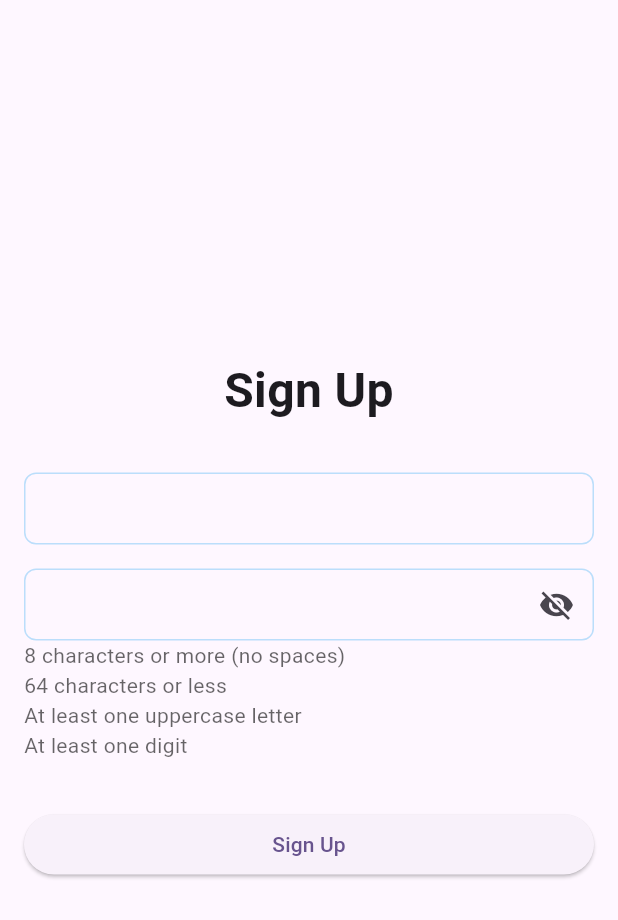
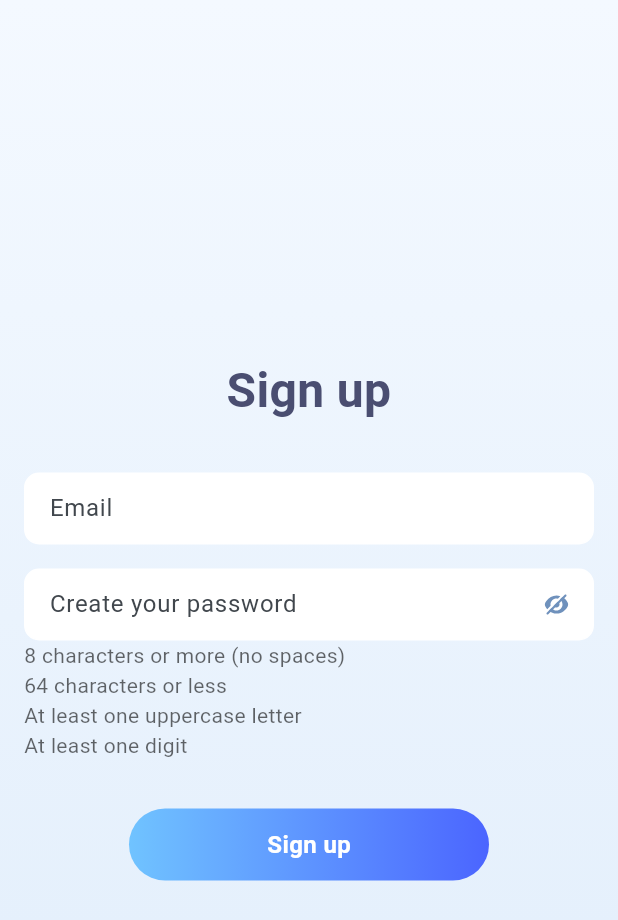
Before and after one commit to ArtemKleinschmidt/test_task_clario, a Flutter app: the screen it shows after launch, on a phone screen of 412 x 824 dp. Shown: the top 920 px of the screen. Run offline on Flutter 3.47's test engine with Material 3 defaults, Android fonts, the phone set to English and light mode, and no system bars; our stand-ins replace bloc, flutter_bloc, flutter_svg, get_it, injectable; generated files the repository leaves out were written again.

Commit message:
UI updates AppButton is extracted _PasswordValidationMessages is extracted Proper show/hide icon is added Colors and Drawables are added to the common folder

```diff
--- /dev/null
+++ b/lib/common/presentation/assets/drawable.dart
@@ -0,0 +1,6 @@
+final class AppDrawable {
+  AppDrawable._();
+
+  static const icHidePassword = 'assets/drawable/ic_hide_password.svg';
+  static const icShowPassword = 'assets/drawable/ic_show_password.svg';
+}
--- /dev/null
+++ b/lib/common/presentation/ui/colors.dart
@@ -0,0 +1,17 @@
+import 'dart:ui';
+
+final class AppColors {
+  AppColors._();
+
+  static const green = Color(0xFF27B274);
+  static const white = Color(0xFFFFFFFF);
+  static const transparent = Color(0x00000000);
+  static const darkViolet = Color(0xFF4A4E71);
+  static const blueGrey = Color(0xFF6F91BC);
+  static const red = Color(0xFFFF8080);
+  static const pink = Color(0xFFFDEFEE);
+  static const blue1 = Color(0xFF70C3FF);
+  static const blue2 = Color(0xFF4B65FF);
+  static const lightBlue1 = Color(0xFFF4F9FF);
+  static const lightBlue2 = Color(0xFFE0EDFB);
+}
--- /dev/null
+++ b/lib/common/presentation/ui/widgets/app_button.dart
@@ -0,0 +1,39 @@
+import 'package:flutter/material.dart';
+
+import '../colors.dart';
+
+class AppButton extends StatelessWidget {
+  const AppButton(
+    this.text, {
+    super.key,
+    this.onTap,
+  });
+
+  final VoidCallback? onTap;
+  final String text;
+
+  @override
+  Widget build(BuildContext context) {
+    return InkWell(
+      onTap: onTap,
+      child: Container(
+        height: 48,
+        width: 240,
+        alignment: Alignment.center,
+        decoration: BoxDecoration(
+          gradient: const LinearGradient(
+            colors: [AppColors.blue1, AppColors.blue2],
+            begin: Alignment.centerLeft,
+            end: Alignment.centerRight,
+          ),
+          borderRadius: BorderRadius.circular(30.0),
+        ),
+        child: Text(text,
+            style: const TextStyle(
+                color: AppColors.white,
+                fontSize: 16,
+                fontWeight: FontWeight.bold)),
+      ),
+    );
+  }
+}
--- a/lib/common/presentation/ui/widgets/input_field.dart
+++ b/lib/common/presentation/ui/widgets/app_input_field.dart
@@ -1,25 +1,31 @@
 import 'package:flutter/material.dart';
+import 'package:flutter_svg/svg.dart';
+import 'package:test_task_clario/common/presentation/assets/drawable.dart';
 
-class InputField extends StatefulWidget {
-  const InputField(
+import '../colors.dart';
+
+class AppInputField extends StatefulWidget {
+  const AppInputField(
       {super.key,
       this.showHideIcon = false,
       this.isError = false,
       this.isSuccess = false,
       this.focusNode,
-      this.textEditingController});
+      this.textEditingController,
+      this.hintText});
 
   final bool showHideIcon;
   final bool isError;
   final bool isSuccess;
   final FocusNode? focusNode;
   final TextEditingController? textEditingController;
+  final String? hintText;
 
   @override
-  State<InputField> createState() => _InputFieldState();
+  State<AppInputField> createState() => _AppInputFieldState();
 }
 
-class _InputFieldState extends State<InputField> {
+class _AppInputFieldState extends State<AppInputField> {
   bool _isTextVisible = false;
   late final FocusNode _focusNode;
 
@@ -45,7 +51,8 @@ class _InputFieldState extends State<InputField> {
       alignment: Alignment.centerLeft,
       padding: const EdgeInsets.only(left: 16),
       decoration: BoxDecoration(
-        borderRadius: BorderRadius.circular(8),
+        color: _backgroundColor(widget.isError),
+        borderRadius: BorderRadius.circular(10),
         border: Border.all(
           color: _borderColor(_focusNode,
               isError: widget.isError, isSuccess: widget.isSuccess),
@@ -56,9 +63,11 @@ class _InputFieldState extends State<InputField> {
           Align(
             alignment: Alignment.centerLeft,
             child: TextField(
+              decoration: InputDecoration.collapsed(
+                hintText: widget.hintText,
+              ),
               controller: widget.textEditingController,
               focusNode: _focusNode,
-              decoration: null,
               obscureText: widget.showHideIcon && !_isTextVisible,
             ),
           ),
@@ -66,9 +75,17 @@ class _InputFieldState extends State<InputField> {
             Align(
               alignment: Alignment.centerRight,
               child: IconButton(
-                icon: Icon(
-                  _isTextVisible ? Icons.visibility : Icons.visibility_off,
-                ),
+                icon: _isTextVisible
+                    ? SvgPicture.asset(
+                        AppDrawable.icShowPassword,
+                        colorFilter:
+                            ColorFilter.mode(_iconColor, BlendMode.srcIn),
+                      )
+                    : SvgPicture.asset(
+                        AppDrawable.icHidePassword,
+                        colorFilter:
+                            ColorFilter.mode(_iconColor, BlendMode.srcIn),
+                      ),
                 onPressed: () {
                   setState(() {
                     _isTextVisible = !_isTextVisible;
@@ -81,17 +98,21 @@ class _InputFieldState extends State<InputField> {
     );
   }
 
+  Color get _iconColor => widget.isError ? AppColors.red : AppColors.blueGrey;
+
   Color _borderColor(FocusNode focusNode,
       {required bool isError, required bool isSuccess}) {
     if (isError) {
-      return const Color(0xFFE53935);
+      return AppColors.red;
     }
     if (isSuccess) {
-      return const Color(0xFF2E7D32);
+      return AppColors.green;
     }
 
-    return focusNode.hasFocus
-        ? const Color(0xFF000000)
-        : const Color(0xFFBBDEFB);
+    return focusNode.hasFocus ? AppColors.blueGrey : AppColors.white;
+  }
+
+  _backgroundColor(bool isError) {
+    return isError ? AppColors.pink : AppColors.white;
   }
 }
--- /dev/null
+++ b/lib/features/sign_up/presentation/ui/sign_up_password_validation_messages.dart
@@ -0,0 +1,70 @@
+part of 'sign_up_screen.dart';
+
+class _PasswordValidationMessages extends StatelessWidget {
+  const _PasswordValidationMessages(this._state);
+
+  final SignUpState _state;
+
+  @override
+  Widget build(BuildContext context) {
+    bool tooShortPassword = false;
+    bool tooLongPassword = false;
+    bool noUppercasePassword = false;
+    bool noDigitPassword = false;
+
+    final state = _state;
+
+    if (state is SignUpErrorState) {
+      if (state.passwordValidationResults.tooShort ||
+          state.passwordValidationResults.empty) {
+        tooShortPassword = true;
+      }
+      if (state.passwordValidationResults.tooLong ||
+          state.passwordValidationResults.empty) {
+        tooLongPassword = true;
+      }
+      if (state.passwordValidationResults.noUppercase ||
+          state.passwordValidationResults.empty) {
+        noUppercasePassword = true;
+      }
+      if (state.passwordValidationResults.noDigit ||
+          state.passwordValidationResults.empty) {
+        noDigitPassword = true;
+      }
+    }
+
+    final nonErrorColor = state is SignUpInitial
+        ? Colors.black.withOpacity(0.6)
+        : AppColors.green;
+
+    return SizedBox(
+      width: double.infinity,
+      child: Column(crossAxisAlignment: CrossAxisAlignment.start, children: [
+        Text(
+          context.l10n.eightCharactersOrMore,
+          style: TextStyle(
+            color: tooShortPassword ? Colors.red : nonErrorColor,
+          ),
+        ),
+        Text(
+          context.l10n.sixtyFourCharactersOrLess,
+          style: TextStyle(
+            color: tooLongPassword ? Colors.red : nonErrorColor,
+          ),
+        ),
+        Text(
+          context.l10n.atLeastOneUpperCaseLetter,
+          style: TextStyle(
+            color: noUppercasePassword ? Colors.red : nonErrorColor,
+          ),
+        ),
+        Text(
+          context.l10n.atLeastOneDigit,
+          style: TextStyle(
+            color: noDigitPassword ? Colors.red : nonErrorColor,
+          ),
+        ),
+      ]),
+    );
+  }
+}
--- a/lib/features/sign_up/presentation/ui/sign_up_screen.dart
+++ b/lib/features/sign_up/presentation/ui/sign_up_screen.dart
@@ -1,12 +1,17 @@
 import 'package:flutter/material.dart';
+import 'package:flutter/services.dart';
 import 'package:flutter_bloc/flutter_bloc.dart';
 import 'package:test_task_clario/common/presentation/context_extensions.dart';
 
 import '../../../../common/di/get_it.dart';
-import '../../../../common/presentation/ui/widgets/input_field.dart';
+import '../../../../common/presentation/ui/colors.dart';
+import '../../../../common/presentation/ui/widgets/app_button.dart';
+import '../../../../common/presentation/ui/widgets/app_input_field.dart';
 import '../../domain/email_validation_result.dart';
 import '../../domain/password_validation_result.dart';
 import '../bloc/sign_up_bloc.dart';
+
+part 'sign_up_password_validation_messages.dart';
 
 class SignUpScreen extends StatefulWidget {
   const SignUpScreen({super.key});
@@ -76,12 +81,18 @@ class SignUpScreenState extends State<SignUpScreen> {
 
   @override
   Widget build(BuildContext context) {
-    return Scaffold(
+    return AnnotatedRegion<SystemUiOverlayStyle>(
+      value: const SystemUiOverlayStyle(
+        statusBarColor: AppColors.transparent,
+        statusBarIconBrightness: Brightness.dark,
+        systemNavigationBarColor: AppColors.lightBlue2,
+        systemNavigationBarIconBrightness: Brightness.dark,
+      ),
+      child: Scaffold(
         body: BlocProvider(
           create: (context) => getIt<SignUpBloc>(),
           child: BlocBuilder<SignUpBloc, SignUpState>(
             builder: (context, state) {
-            debugPrint('state: $state');
               final signUpBloc = BlocProvider.of<SignUpBloc>(context);
               if (state is SignUpSuccessState && state.showSuccessMessage) {
                 Future.microtask(() {
@@ -90,39 +101,53 @@ class SignUpScreenState extends State<SignUpScreen> {
                   }
                 });
               }
-            return Padding(
+              return Container(
+                decoration: const BoxDecoration(
+                  gradient: LinearGradient(
+                    begin: Alignment.topCenter,
+                    end: Alignment.bottomCenter,
+                    colors: [
+                      AppColors.lightBlue1,
+                      AppColors.lightBlue2,
+                    ],
+                  ),
+                ),
                 padding: const EdgeInsets.all(16.0),
                 child: Column(
                   mainAxisAlignment: MainAxisAlignment.center,
-                crossAxisAlignment: CrossAxisAlignment.stretch,
                   children: [
                     Text(
                       context.l10n.signUp,
                       style: const TextStyle(
                         fontSize: 32,
                         fontWeight: FontWeight.bold,
+                        color: AppColors.darkViolet,
                       ),
                       textAlign: TextAlign.center,
                     ),
                     const SizedBox(height: 32),
-                  InputField(
+                    AppInputField(
                       isError: state is SignUpErrorState &&
                           state.emailValidationResult !=
                               EmailValidationResult.valid,
                       isSuccess: isEmailValid(state),
                       textEditingController: emailController,
+                      hintText: context.l10n.email,
                     ),
                     const SizedBox(height: 16),
-                  InputField(
+                    AppInputField(
                       showHideIcon: true,
                       isError: state is SignUpErrorState &&
                           !state.passwordValidationResults.isValid,
                       isSuccess: isPasswordValid(state),
-                      textEditingController: passwordController),
-                  ..._buildPasswordValidationMessages(state, context),
+                      textEditingController: passwordController,
+                      hintText: context.l10n.createYourPassword,
+                    ),
+                    _PasswordValidationMessages(state),
                     const SizedBox(height: 32),
-                  ElevatedButton(
-                    onPressed: () {
+                    AppButton(
+                      context.l10n.signUp,
+                      onTap: () {
                         signUpBloc.add(
                           SignUpEmailPasswordEvent(
                             email: emailController.text,
@@ -130,7 +155,6 @@ class SignUpScreenState extends State<SignUpScreen> {
                           ),
                         );
                       },
-                    child: Text(context.l10n.signUp),
                     ),
                   ],
                 ),
@@ -138,63 +162,7 @@ class SignUpScreenState extends State<SignUpScreen> {
             },
           ),
         ),
+      ),
     );
   }
-
-  List<Widget> _buildPasswordValidationMessages(
-      SignUpState state, BuildContext context) {
-    bool tooShortPassword = false;
-    bool tooLongPassword = false;
-    bool noUppercasePassword = false;
-    bool noDigitPassword = false;
-
-    if (state is SignUpErrorState) {
-      if (state.passwordValidationResults.tooShort ||
-          state.passwordValidationResults.empty) {
-        tooShortPassword = true;
 }
-      if (state.passwordValidationResults.tooLong ||
-          state.passwordValidationResults.empty) {
-        tooLongPassword = true;
-      }
-      if (state.passwordValidationResults.noUppercase ||
-          state.passwordValidationResults.empty) {
-        noUppercasePassword = true;
-      }
-      if (state.passwordValidationResults.noDigit ||
-          state.passwordValidationResults.empty) {
-        noDigitPassword = true;
-      }
-    }
-
-    final nonErrorColor =
-        state is SignUpInitial ? Colors.black.withOpacity(0.6) : Colors.green;
-
-    return [
-      Text(
-        context.l10n.eightCharactersOrMore,
-        style: TextStyle(
-          color: tooShortPassword ? Colors.red : nonErrorColor,
-        ),
-      ),
-      Text(
-        context.l10n.sixtyFourCharactersOrLess,
-        style: TextStyle(
-          color: tooLongPassword ? Colors.red : nonErrorColor,
-        ),
-      ),
-      Text(
-        context.l10n.atLeastOneUpperCaseLetter,
-        style: TextStyle(
-          color: noUppercasePassword ? Colors.red : nonErrorColor,
-        ),
-      ),
-      Text(
-        context.l10n.atLeastOneDigit,
-        style: TextStyle(
-          color: noDigitPassword ? Colors.red : nonErrorColor,
-        ),
-      ),
-    ];
-  }
-}
--- a/lib/l10n/app_en.arb
+++ b/lib/l10n/app_en.arb
@@ -1,5 +1,5 @@
 {
-  "signUp": "Sign Up",
+  "signUp": "Sign up",
   "email": "Email",
   "password": "Password",
   "eightCharactersOrMore": "8 characters or more (no spaces)",
@@ -8,5 +8,6 @@
   "atLeastOneDigit": "At least one digit",
   "success": "Success",
   "signUpSuccessMessage": "Sign up successful",
-  "ok": "OK"
+  "ok": "OK",
+  "createYourPassword": "Create your password"
 }
--- a/lib/main.dart
+++ b/lib/main.dart
@@ -1,6 +1,7 @@
 import 'package:flutter/material.dart';
 import 'package:flutter_gen/gen_l10n/app_localizations.dart';
 import 'package:flutter_localizations/flutter_localizations.dart';
+import 'package:test_task_clario/common/presentation/ui/colors.dart';
 
 import 'common/di/injectible_init.dart';
 import 'features/sign_up/presentation/ui/sign_up_screen.dart';
@@ -27,7 +28,7 @@ class MyApp extends StatelessWidget {
         Locale('en'),
       ],
       theme: ThemeData(
-        colorScheme: ColorScheme.fromSeed(seedColor: Colors.deepPurple),
+        colorScheme: ColorScheme.fromSeed(seedColor: AppColors.blue1),
         useMaterial3: true,
       ),
       home: const MyHomePage(),
```
Also changed, not shown: pubspec.yaml (+3 -10 lines), assets/drawable/ic_hide_password.svg (added), assets/drawable/ic_show_password.svg (added), pubspec.lock. Lines whose indentation alone changed are shown as unchanged.
